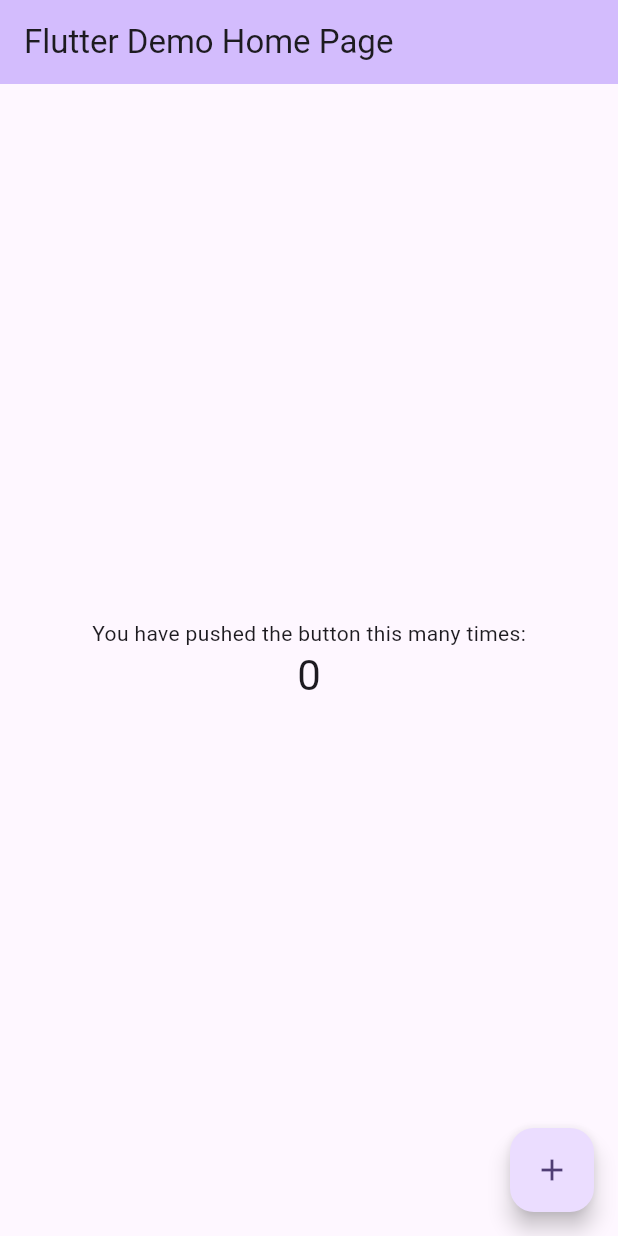
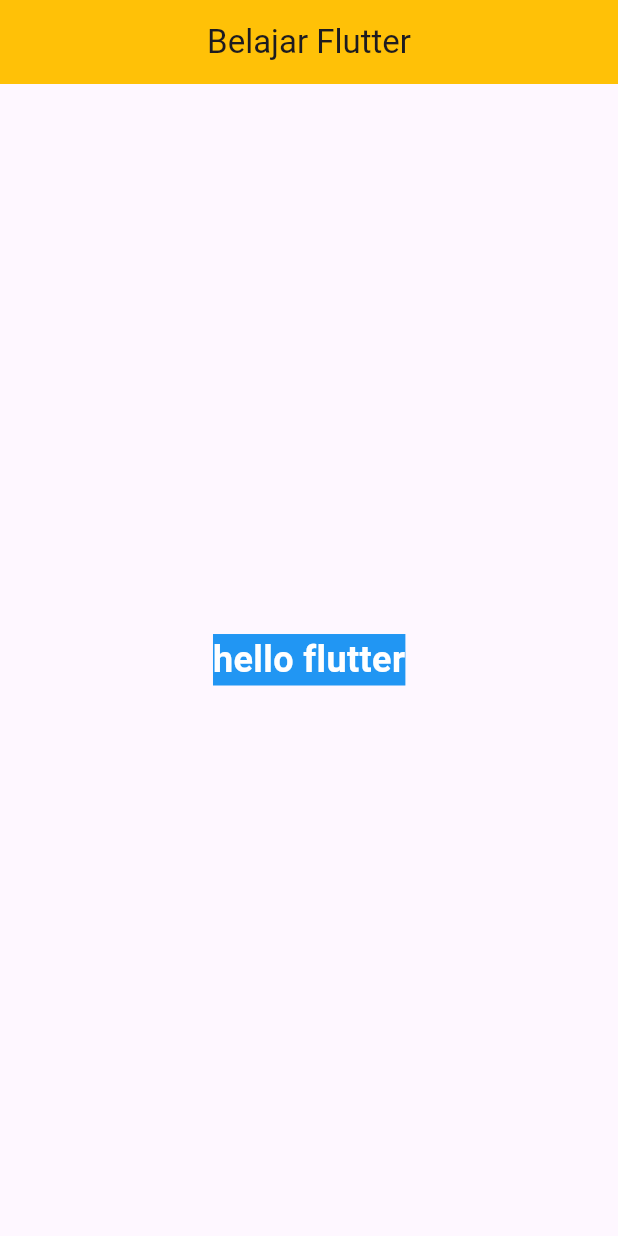
Before and after one commit to azharfahri/Belajar_flutter, a Flutter app: the screen it shows after launch, on a phone screen of 412 x 824 dp. Run offline on Flutter 3.47's test engine with Material 3 defaults, Android fonts, the phone set to English and light mode, and no system bars.

Commit message:
belajar layout

```diff
--- a/lib/main.dart
+++ b/lib/main.dart
@@ -1,125 +1,42 @@
 import 'package:flutter/material.dart';
+import 'package:flutter_fahri/main_layout.dart';
 
 void main() {
-  runApp(const MyApp());
+  runApp(MyApp());
 }
 
 class MyApp extends StatelessWidget {
   const MyApp({super.key});
 
-  // This widget is the root of your application.
   @override
   Widget build(BuildContext context) {
     return MaterialApp(
-      title: 'Belajar Flutter',
-      theme: ThemeData(
-        // This is the theme of your application.
-        //
-        // TRY THIS: Try running your application with "flutter run". You'll see
-        // the application has a purple toolbar. Then, without quitting the app,
-        // try changing the seedColor in the colorScheme below to Colors.green
-        // and then invoke "hot reload" (save your changes or press the "hot
-        // reload" button in a Flutter-supported IDE, or press "r" if you used
-        // the command line to start the app).
-        //
-        // Notice that the counter didn't reset back to zero; the application
-        // state is not lost during the reload. To reset the state, use hot
-        // restart instead.
-        //
-        // This works for code too, not just values: Most code changes can be
-        // tested with just a hot reload.
-        colorScheme: ColorScheme.fromSeed(seedColor: Colors.deepPurple),
-        useMaterial3: true,
-      ),
-      home: const MyHomePage(title: 'Flutter Demo Home Page'),
+      debugShowCheckedModeBanner: false,
+      home: HelloFlutter()
     );
   }
 }
 
-class MyHomePage extends StatefulWidget {
-  const MyHomePage({super.key, required this.title});
-
-  // This widget is the home page of your application. It is stateful, meaning
-  // that it has a State object (defined below) that contains fields that affect
-  // how it looks.
-
-  // This class is the configuration for the state. It holds the values (in this
-  // case the title) provided by the parent (in this case the App widget) and
-  // used by the build method of the State. Fields in a Widget subclass are
-  // always marked "final".
-
-  final String title;
-
-  @override
-  State<MyHomePage> createState() => _MyHomePageState();
-}
-
-class _MyHomePageState extends State<MyHomePage> {
-  int _counter = 0;
-
-  void _incrementCounter() {
-    setState(() {
-      // This call to setState tells the Flutter framework that something has
-      // changed in this State, which causes it to rerun the build method below
-      // so that the display can reflect the updated values. If we changed
-      // _counter without calling setState(), then the build method would not be
-      // called again, and so nothing would appear to happen.
-      _counter++;
-    });
-  }
+class HelloFlutter extends StatelessWidget {
+  const HelloFlutter({
+    super.key,
+  });
 
   @override
   Widget build(BuildContext context) {
-    // This method is rerun every time setState is called, for instance as done
-    // by the _incrementCounter method above.
-    //
-    // The Flutter framework has been optimized to make rerunning build methods
-    // fast, so that you can just rebuild anything that needs updating rather
-    // than having to individually change instances of widgets.
-    return Scaffold(
-      appBar: AppBar(
-        // TRY THIS: Try changing the color here to a specific color (to
-        // Colors.amber, perhaps?) and trigger a hot reload to see the AppBar
-        // change color while the other colors stay the same.
-        backgroundColor: Theme.of(context).colorScheme.inversePrimary,
-        // Here we take the value from the MyHomePage object that was created by
-        // the App.build method, and use it to set our appbar title.
-        title: Text(widget.title),
+    return MainLayout(
+      title: 'Belajar Flutter',
+      body: Center(
+        child: Text(
+          'hello flutter',
+          style: TextStyle(
+            fontSize: 24,
+            color: Colors.white,
+            fontWeight: FontWeight.bold,
+            backgroundColor: Colors.blue,
+          ),
+          ),
       ),
-      body: Center(
-        // Center is a layout widget. It takes a single child and positions it
-        // in the middle of the parent.
-        child: Column(
-          // Column is also a layout widget. It takes a list of children and
-          // arranges them vertically. By default, it sizes itself to fit its
-          // children horizontally, and tries to be as tall as its parent.
-          //
-          // Column has various properties to control how it sizes itself and
-          // how it positions its children. Here we use mainAxisAlignment to
-          // center the children vertically; the main axis here is the vertical
-          // axis because Columns are vertical (the cross axis would be
-          // horizontal).
-          //
-          // TRY THIS: Invoke "debug painting" (choose the "Toggle Debug Paint"
-          // action in the IDE, or press "p" in the console), to see the
-          // wireframe for each widget.
-          mainAxisAlignment: MainAxisAlignment.center,
-          children: <Widget>[
-            const Text(
-              'You have pushed the button this many times:',
-            ),
-            Text(
-              '$_counter',
-              style: Theme.of(context).textTheme.headlineMedium,
-            ),
-          ],
-        ),
-      ),
-      floatingActionButton: FloatingActionButton(
-        onPressed: _incrementCounter,
-        tooltip: 'Increment',
-        child: const Icon(Icons.add),
-      ), // This trailing comma makes auto-formatting nicer for build methods.
     );
   }
 }
--- /dev/null
+++ b/lib/main_layout.dart
@@ -0,0 +1,21 @@
+import 'package:flutter/material.dart';
+
+class MainLayout extends StatelessWidget {
+  final String title;
+  final Widget body;
+
+  const MainLayout({Key? key, required this.title, required this.body})
+      : super(key: key);
+
+  @override
+  Widget build(BuildContext context) {
+    return Scaffold(
+      appBar: AppBar(
+        centerTitle: true,
+        backgroundColor: Colors.amber,
+        title: Text(title),
+      ),
+      body: body,
+    );
+  }
+}
```
